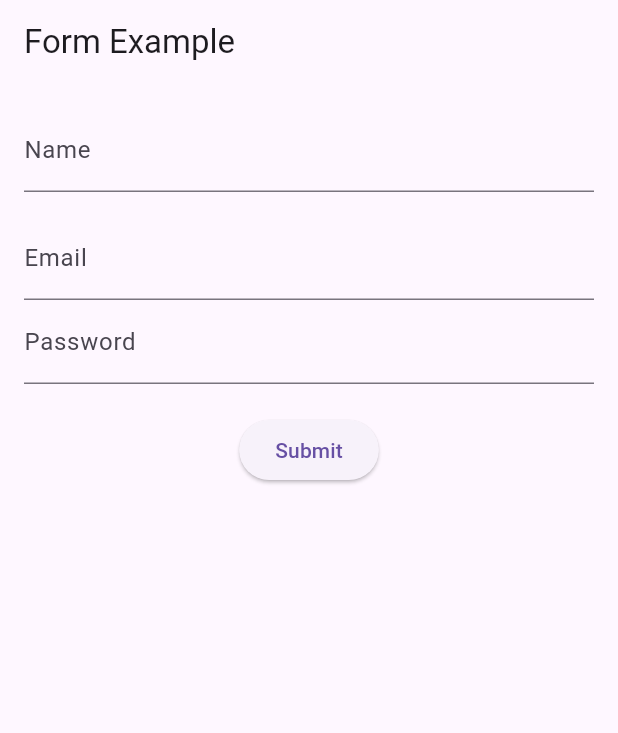
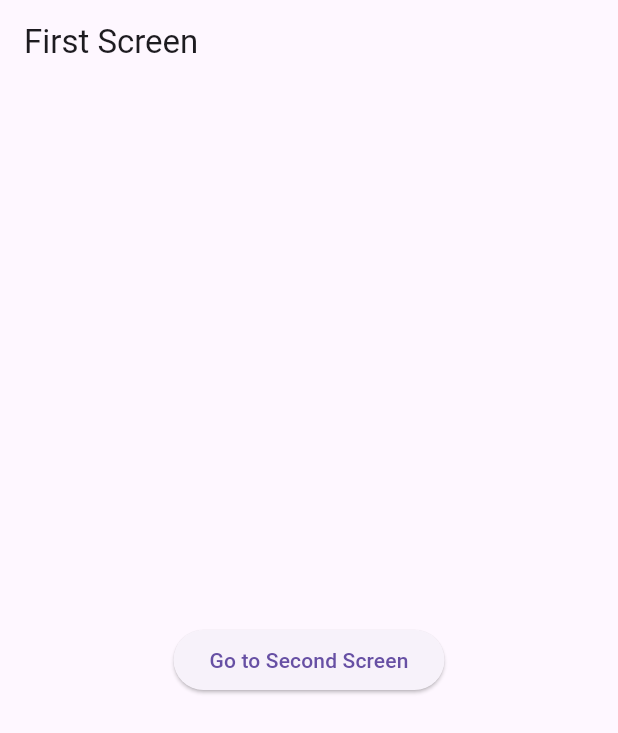
Before and after one commit to alhijrymawada-create/wajebat_app, a Flutter app: the screen it shows after launch, on a phone screen of 412 x 824 dp. Shown: the top 733 px of the screen. Run offline on Flutter 3.47's test engine with Material 3 defaults, Android fonts, the phone set to English and light mode, and no system bars.

Commit message:
added new code in main.dart

```diff
--- a/lib/main.dart
+++ b/lib/main.dart
@@ -1,7 +1,7 @@
 //import 'dart:io';
 
 import 'package:flutter/material.dart';
-
+import 'SecondScreen.dart';
 void main() {
   runApp(ProfileApp());
 }
@@ -11,88 +11,31 @@ class ProfileApp extends StatefulWidget {
   _ProfileAppState createState() => _ProfileAppState();
 }
 
+
 class _ProfileAppState extends State<ProfileApp> {
-  final _formKey = GlobalKey<FormState>();
-  String _name = '';
-  String _email = '';
-  final TextEditingController _passwordController = TextEditingController();
-
-
-  void _submitForm() {
-    if (_formKey.currentState!.validate()) {
-      _formKey.currentState!.save();
-      print('Name: $_name, Email: $_email, Password : ${_passwordController.text}');
-    }
-  }
 
   @override
   Widget build(BuildContext context) {
     return MaterialApp(
-      home: Scaffold(
-        appBar: AppBar(title: Text('Form Example')),
-        body: Padding(
-          padding: const EdgeInsets.all(16.0),
-          child: Form(
-            key: _formKey,
-            child: Column(
-              children: [
-                TextFormField(
-                  decoration: InputDecoration(labelText: 'Name'),
-                  validator: (value) {
-                    if (value == null || value.isEmpty) {
-                      return 'Please enter your name';
-                    }
-                    return null;
-                  },
-                  onSaved: (value) {
-                    _name = value!;
-                  },
-                ),
-                SizedBox(height: 16),
-                TextFormField(
-                  decoration: InputDecoration(labelText: 'Email'),
-                  validator: (value) {
-                    if (value == null || value.isEmpty) {
-                      return 'Please enter your email';
-                    } else if (!RegExp(r"^[a-zA-Z0-9.a-zA-Z0-9.!#$%&'*+-/=?^_`{|}~]+@[a-zA-Z0-9]+\.[a-zA-Z]+").hasMatch(value!)) {
-                      return 'Please enter a valid email address';
-                    }
-                    return null;
-                  },
-                  onSaved: (value) {
-                    _email = value!;
-                  },
-                ),
-                TextFormField(
-                  controller: _passwordController,
-                  decoration: InputDecoration(labelText: 'Password'),
-                  obscureText: true,
-                  validator: (value) {
-                    if (value == null || value.isEmpty) {
-                      return 'Please enter your password';
-                    }
-                    else if (value!.length<8) {
-                      return ' password should be at least 8 chars';
-                    }else if (!RegExp("[a-z]").hasMatch(value!)) {
-                      return ' password should at least one lowercase chars';
-                    }else if (!RegExp("[A-Z]").hasMatch(value!)) {
-                      return ' password should at least one uppercase chars';
-                    }else if (!RegExp("[!#\$%&'*+-/=?^_`{|}~@]").hasMatch(value!)) {
-                      return ' password should at least one symbol';
-                    }else if (!RegExp("[0-9]").hasMatch(value!)) {
-                      return ' password should at least one number';
-                    }
-                    return null;
-                  },
-                ),
-                SizedBox(height: 20),
-                ElevatedButton(
-                  onPressed: _submitForm,
-                  child: Text('Submit'),
-                ),
-              ],
-            ),
-          ),
+      home: FirstScreen(),
+    );
+  }
+}
+
+class FirstScreen extends StatelessWidget {
+  @override
+  Widget build(BuildContext context) {
+    return Scaffold(
+      appBar: AppBar(title: Text('First Screen')),
+      body: Center(
+        child: ElevatedButton(
+          onPressed: () {
+            Navigator.push(
+              context,
+              MaterialPageRoute(builder: (context) => SecondScreen()),
+            );
+          },
+          child: Text('Go to Second Screen'),
         ),
       ),
     );
```
Also changed, not shown: lib/SecondScreen.dart (added, +19 -0 lines).
